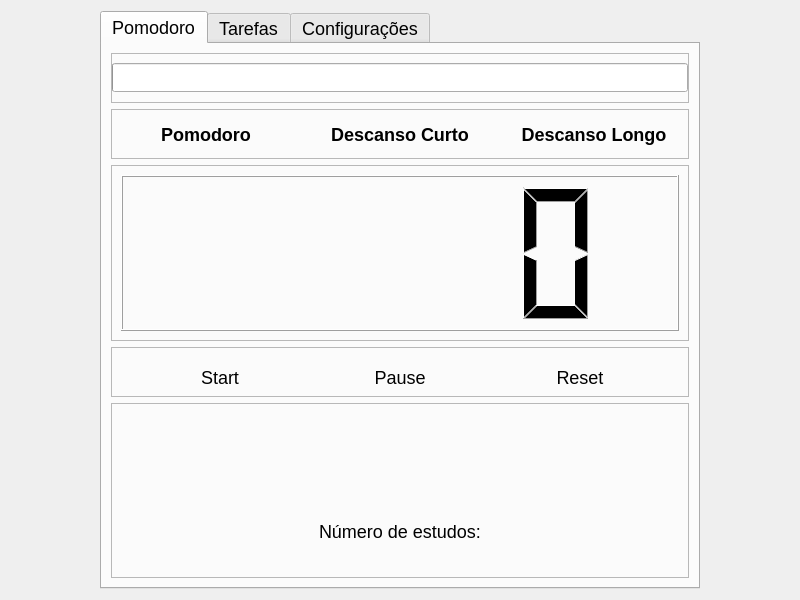
Qt form functions/new_pomodoro/new_pomodoro_page.ui (Nbdyleto/PySide6_Self_TCC) before a commit.
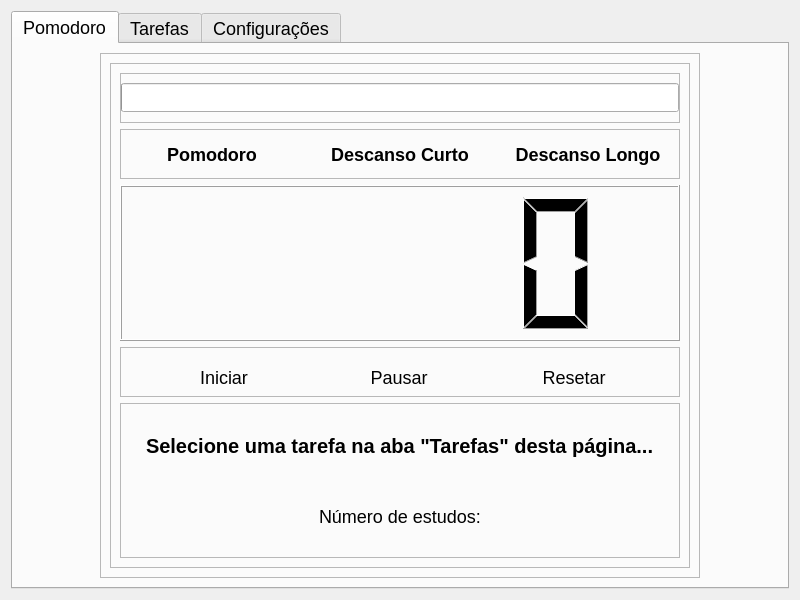
The same form after that commit. The open tabs and pages were chosen to show the change.

Patch:
```diff
--- a/functions/new_pomodoro/new_pomodoro_page.ui
+++ b/functions/new_pomodoro/new_pomodoro_page.ui
@@ -14,7 +14,7 @@
    <string>Widget</string>
   </property>
   <layout class="QHBoxLayout" name="horizontalLayout">
-   <item alignment="Qt::AlignHCenter">
+   <item>
     <widget class="QTabWidget" name="tabWidget">
      <property name="minimumSize">
       <size>
@@ -34,6 +34,30 @@
        <string>Pomodoro</string>
       </attribute>
       <layout class="QVBoxLayout" name="verticalLayout">
+       <item alignment="Qt::AlignHCenter">
+        <widget class="QFrame" name="frame_13">
+         <property name="minimumSize">
+          <size>
+           <width>600</width>
+           <height>0</height>
+          </size>
+         </property>
+         <property name="frameShape">
+          <enum>QFrame::StyledPanel</enum>
+         </property>
+         <property name="frameShadow">
+          <enum>QFrame::Raised</enum>
+         </property>
+         <layout class="QVBoxLayout" name="verticalLayout_8">
+          <item>
+           <widget class="QFrame" name="frame">
+            <property name="frameShape">
+             <enum>QFrame::StyledPanel</enum>
+            </property>
+            <property name="frameShadow">
+             <enum>QFrame::Raised</enum>
+            </property>
+            <layout class="QVBoxLayout" name="verticalLayout_2">
        <item>
         <widget class="QFrame" name="frame_8">
          <property name="maximumSize">
@@ -189,15 +213,6 @@
         </widget>
        </item>
        <item>
-        <widget class="QFrame" name="frame">
-         <property name="frameShape">
-          <enum>QFrame::StyledPanel</enum>
-         </property>
-         <property name="frameShadow">
-          <enum>QFrame::Raised</enum>
-         </property>
-         <layout class="QVBoxLayout" name="verticalLayout_2">
-          <item>
            <widget class="QLCDNumber" name="lcdPomodoroTimer">
             <property name="font">
              <font>
@@ -214,9 +229,6 @@
             </property>
            </widget>
           </item>
-         </layout>
-        </widget>
-       </item>
        <item>
         <widget class="QFrame" name="frame_4">
          <property name="minimumSize">
@@ -258,7 +270,7 @@
 text-align: center;</string>
             </property>
             <property name="text">
-             <string>Start</string>
+                   <string>Iniciar</string>
             </property>
            </widget>
           </item>
@@ -282,7 +294,7 @@
 text-align: center;</string>
             </property>
             <property name="text">
-             <string>Pause</string>
+                   <string>Pausar</string>
             </property>
            </widget>
           </item>
@@ -306,7 +318,7 @@
 text-align: center;</string>
             </property>
             <property name="text">
-             <string>Reset</string>
+                   <string>Resetar</string>
             </property>
            </widget>
           </item>
@@ -328,7 +340,7 @@
              <string notr="true">font: bold 20px;</string>
             </property>
             <property name="text">
-             <string/>
+                   <string>Selecione uma tarefa na aba &quot;Tarefas&quot; desta página...</string>
             </property>
            </widget>
           </item>
@@ -337,6 +349,12 @@
             <property name="text">
              <string>Número de estudos:</string>
             </property>
+                 </widget>
+                </item>
+               </layout>
+              </widget>
+             </item>
+            </layout>
            </widget>
           </item>
          </layout>
```
Left out of the diff: 2 changed lines with no effect on the pictures. Lines whose indentation alone changed are shown as unchanged.
